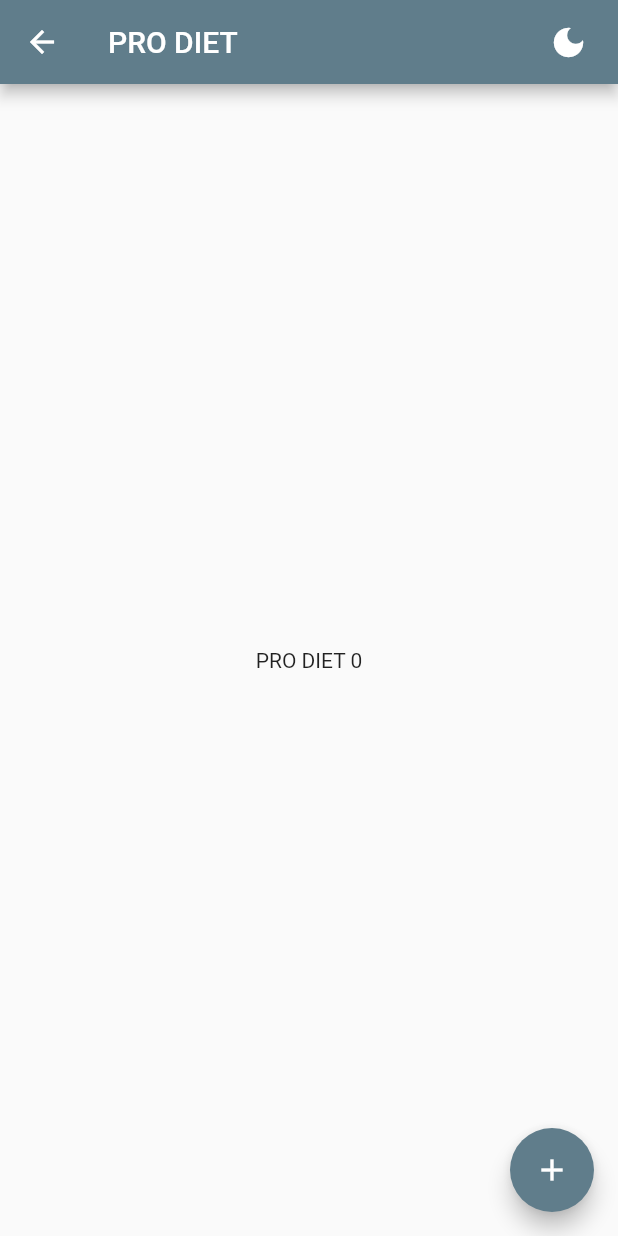
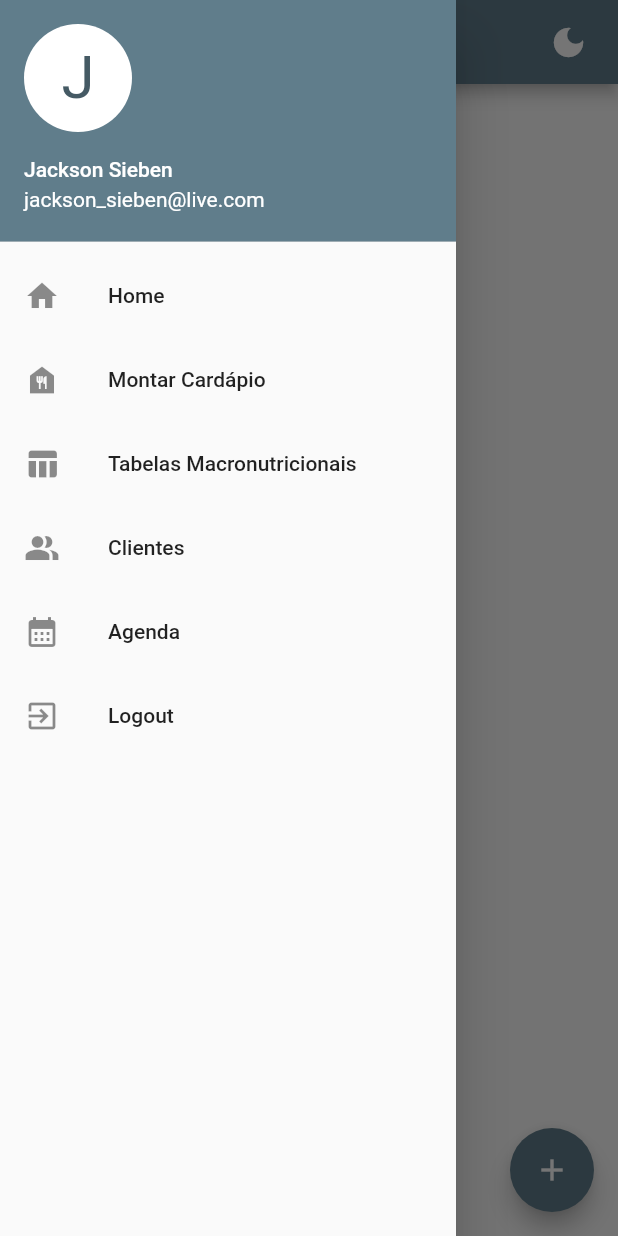
Before and after one commit to jacksonsieben/Tecnologia_em_Desenvolvimento_de_Sistemas, a Flutter app: the HomePage screen opened by its route, with the side drawer open (before the commit the screen has no drawer), on a phone screen of 412 x 824 dp. Run offline on Flutter 3.47's test engine with Material 2 defaults, Android fonts, the phone set to English and light mode, and no system bars.

Commit message:
add and organize pages and widgets

```diff
--- /dev/null
+++ b/Flutter_Projects/hello_world/lib/cardapio_page.dart
@@ -0,0 +1,19 @@
+import 'package:flutter/material.dart';
+
+import 'widgets/nav_bar.dart';
+import 'widgets/nav_appbar.dart';
+
+class CardapioPage extends StatelessWidget {
+  const CardapioPage({super.key});
+
+  @override
+  Widget build(BuildContext context) {
+    return const Scaffold(
+      drawer: NavDrawer(),
+      appBar: NavAppBar(title: 'Cardapio'),
+      body: Center(
+        child: Text('Monte seu cardápio'),
+      ),
+    );
+  }
+}
--- /dev/null
+++ b/Flutter_Projects/hello_world/lib/home_page.dart
@@ -0,0 +1,30 @@
+import 'package:flutter/material.dart';
+
+import 'widgets/nav_bar.dart';
+import 'widgets/nav_appbar.dart';
+
+class HomePage extends StatefulWidget {
+  const HomePage({super.key});
+
+  @override
+  State<HomePage> createState() => _HomePageState();
+}
+
+class _HomePageState extends State<HomePage> {
+  int count = 0;
+  @override
+  Widget build(BuildContext context) {
+    return Scaffold(
+      appBar: const NavAppBar(title: 'Home'),
+      drawer: const NavDrawer(),
+      body: Center(child: Text('PRO DIET $count')),
+      floatingActionButton: FloatingActionButton(
+          child: const Icon(Icons.add),
+          onPressed: () {
+            setState(() {
+              count++;
+            });
+          }),
+    );
+  }
+}
--- a/Flutter_Projects/hello_world/lib/homepage.dart
+++ /dev/null
@@ -1,48 +0,0 @@
-import 'package:flutter/material.dart';
-
-import 'app_controller.dart';
-
-class HomePage extends StatefulWidget {
-  const HomePage({super.key});
-
-  @override
-  State<HomePage> createState() => _HomePageState();
-}
-
-class _HomePageState extends State<HomePage> {
-  int count = 0;
-  bool dark = false;
-  @override
-  Widget build(BuildContext context) {
-    return Scaffold(
-      appBar: AppBar(
-        title: const Text('PRO DIET'),
-        actions: <Widget>[
-          Padding(
-              padding: const EdgeInsets.only(right: 20.0),
-              child: GestureDetector(
-                // value: AppController.instance.isDarkTheme,
-                onTap: () {
-                  AppController.instance.changeTheme();
-                  setState(() {});
-                },
-                child: Icon(
-                  (AppController.instance.isDarkTheme == false)
-                      ? Icons.dark_mode
-                      : Icons.light_mode_outlined,
-                  size: 26.0,
-                ),
-              )),
-        ],
-      ),
-      body: Center(child: Text('PRO DIET $count')),
-      floatingActionButton: FloatingActionButton(
-          child: const Icon(Icons.add),
-          onPressed: () {
-            setState(() {
-              count++;
-            });
-          }),
-    );
-  }
-}
--- a/Flutter_Projects/hello_world/lib/myapp.dart
+++ b/Flutter_Projects/hello_world/lib/myapp.dart
@@ -1,9 +1,9 @@
 import 'package:flutter/material.dart';
-import 'package:hello_world/homeController.dart';
 
-import 'app_controller.dart';
-import 'homepage.dart';
+import 'controllers/app_controller.dart';
+import 'home_page.dart';
 import 'login_page.dart';
+import 'cardapio_page.dart';
 
 class MyApp extends StatelessWidget {
   const MyApp({super.key});
@@ -24,6 +24,7 @@ class MyApp extends StatelessWidget {
               routes: {
                 '/': (context) => const LoginPage(),
                 '/home': (context) => const HomePage(),
+                '/cardapio': (context) => const CardapioPage(),
               });
         });
   }
--- /dev/null
+++ b/Flutter_Projects/hello_world/lib/widgets/nav_appbar.dart
@@ -0,0 +1,41 @@
+import 'package:flutter/material.dart';
+import 'package:hello_world/controllers/app_controller.dart';
+
+class NavAppBar extends StatefulWidget implements PreferredSizeWidget {
+  final String title;
+
+  const NavAppBar({super.key, required this.title});
+
+  @override
+  State<NavAppBar> createState() => _NavAppBarState();
+
+  @override
+  Size get preferredSize => const Size.fromHeight(kToolbarHeight);
+}
+
+class _NavAppBarState extends State<NavAppBar> {
+  @override
+  Widget build(BuildContext context) {
+    return AppBar(
+      title: Text(widget.title),
+      //leading: GestureDetector(onTap: () {}, child: const Icon(Icons.menu)),
+      actions: <Widget>[
+        Padding(
+            padding: const EdgeInsets.only(right: 20.0),
+            child: GestureDetector(
+              // value: AppController.instance.isDarkTheme,
+              onTap: () {
+                AppController.instance.changeTheme();
+                setState(() {});
+              },
+              child: Icon(
+                (AppController.instance.isDarkTheme == false)
+                    ? Icons.dark_mode
+                    : Icons.light_mode_outlined,
+                size: 26.0,
+              ),
+            )),
+      ],
+    );
+  }
+}
--- /dev/null
+++ b/Flutter_Projects/hello_world/lib/widgets/nav_bar.dart
@@ -0,0 +1,90 @@
+import 'package:flutter/material.dart';
+
+class NavDrawer extends StatelessWidget implements PreferredSizeWidget {
+  const NavDrawer({super.key});
+
+  @override
+  Widget build(BuildContext context) {
+    return Drawer(
+      child: ListView(
+        padding: EdgeInsets.zero,
+        children: <Widget>[
+          UserAccountsDrawerHeader(
+            accountName: const Text("Jackson Sieben"),
+            accountEmail: const Text("jackson_sieben@live.com"),
+            currentAccountPicture: CircleAvatar(
+              backgroundColor: Theme.of(context).platform == TargetPlatform.iOS
+                  ? Colors.blue
+                  : Colors.white,
+              child: const Text(
+                "J",
+                style: TextStyle(fontSize: 40.0),
+              ),
+            ),
+          ),
+          ListTile(
+            leading: const Icon(Icons.home),
+            title: const Text('Home'),
+            onTap: () => {Navigator.of(context).pushReplacementNamed('/home')},
+          ),
+          // ListTile(
+          //   leading: const Icon(Icons.verified_user),
+          //   title: const Text('Profile'),
+          //   onTap: () => {Navigator.of(context).pop()},
+          // ),
+          // ListTile(
+          //   leading: const Icon(Icons.settings),
+          //   title: const Text('Settings'),
+          //   onTap: () => {Navigator.of(context).pop()},
+          // ),
+          // ListTile(
+          //   leading: const Icon(Icons.border_color),
+          //   title: const Text('Feedback'),
+          //   onTap: () => {Navigator.of(context).pop()},
+          // ),
+          ListTile(
+              leading: const Icon(Icons.food_bank),
+              title: const Text("Montar Cardápio"),
+              //subtitle: Text("meus favoritos..."),
+              //trailing: const Icon(Icons.arrow_forward),
+              onTap: () {
+                debugPrint('toquei no cardapio');
+                Navigator.of(context).pushReplacementNamed('/cardapio');
+              }),
+          ListTile(
+              leading: const Icon(Icons.table_chart),
+              title: const Text("Tabelas Macronutricionais"),
+              //subtitle: Text("Tabela TACO..."),
+              //trailing: const Icon(Icons.arrow_forward),
+              onTap: () {
+                debugPrint('toquei no tabela');
+              }),
+          ListTile(
+              leading: const Icon(Icons.people_alt),
+              title: const Text("Clientes"),
+              //subtitle: Text("Tabela TACO..."),
+              //trailing: const Icon(Icons.arrow_forward),
+              onTap: () {
+                debugPrint('toquei no clientes');
+              }),
+          ListTile(
+              leading: const Icon(Icons.calendar_month),
+              title: const Text("Agenda"),
+              //subtitle: Text("Tabela TACO..."),
+              //trailing: const Icon(Icons.arrow_forward),
+              onTap: () {
+                debugPrint('toquei no agenda');
+              }),
+          ListTile(
+            leading: const Icon(Icons.exit_to_app),
+            title: const Text('Logout'),
+            onTap: () => {Navigator.of(context).pushReplacementNamed('/')},
+          ),
+        ],
+      ),
+    );
+  }
+
+  @override
+  Size get preferredSize => const Size.fromHeight(kToolbarHeight);
+}
```
Also changed, not shown: Flutter_Projects/hello_world/lib/controllers/app_controller.dart (renamed from Flutter_Projects/hello_world/lib/app_controller.dart), Flutter_Projects/hello_world/lib/controllers/homeController.dart (renamed from Flutter_Projects/hello_world/lib/homeController.dart), 1 other file.
